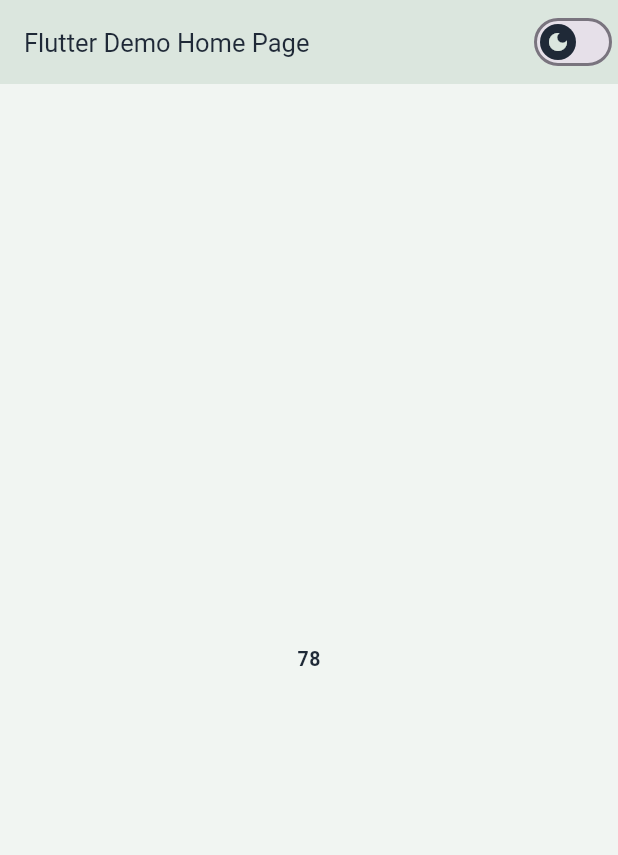
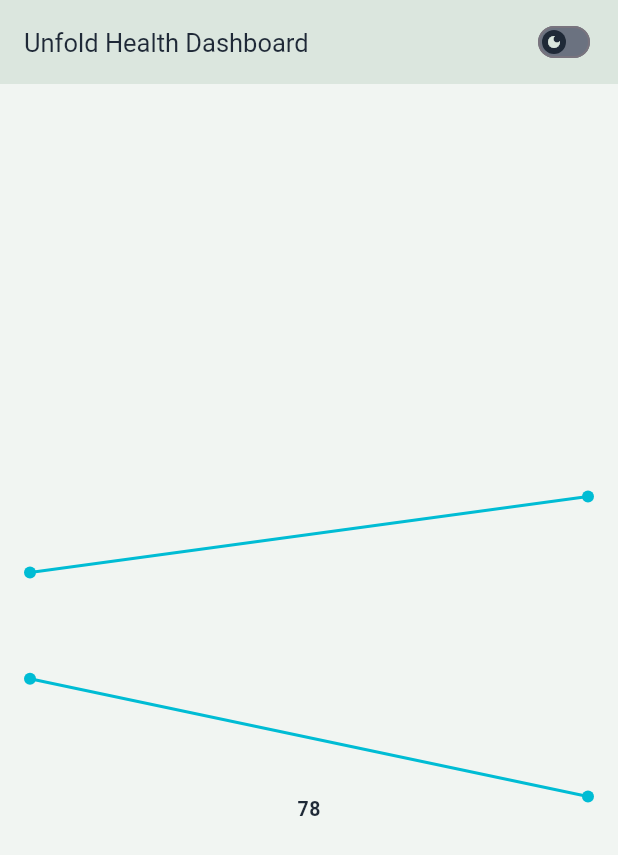
Before and after one commit to maroafenogho/unfold_dash, a Flutter app: the screen it shows after launch, on a phone screen of 412 x 824 dp. Shown: the top 855 px of the screen. Run offline on Flutter 3.47's test engine with Material 3 defaults, Android fonts, the phone set to English and light mode, and no system bars; drawn by our look-alikes of fl_chart; our stand-ins replace shared_preferences; project files that could hold a hidden picture were left out.

Commit message:
Chart setup

```diff
--- /dev/null
+++ b/lib/app/app.dart
@@ -0,0 +1,23 @@
+import 'package:flutter/material.dart';
+import 'package:unfold_dash/src/features/dashboard/presentation/screens/dashboard.dart';
+import 'package:unfold_dash/src/shared/shared.dart';
+
+class MyApp extends StatelessWidget {
+  const MyApp({super.key});
+
+  // This widget is the root of your application.
+  @override
+  Widget build(BuildContext context) {
+    return ListenableBuilder(
+      listenable: appThemeModeNotifier,
+      builder: (context, child) => MaterialApp(
+        title: 'Unfold Health',
+        debugShowCheckedModeBanner: false,
+        themeMode: appThemeModeNotifier.themeMode,
+        darkTheme: ThemeData(extensions: [AppThemeData.darkMode()]),
+        theme: ThemeData(extensions: [AppThemeData.lightMode()]),
+        home: const MyHomePage(title: 'Unfold Health Dashboard'),
+      ),
+    );
+  }
+}
--- a/lib/main.dart
+++ b/lib/main.dart
@@ -1,112 +1,9 @@
 import 'package:flutter/material.dart';
-import 'package:unfold_dash/src/features/dashboard/application/dashboard_notifier.dart';
+import 'package:unfold_dash/app/app.dart';
 import 'package:unfold_dash/src/shared/shared.dart';
-import 'package:unfold_dash/src/shared/theme/theme_data.dart';
-import 'package:unfold_dash/src/shared/theme/theme_mode.dart';
-import 'package:unfold_dash/src/shared/theme/typography/typography.dart';
-import 'package:unfold_dash/src/shared/view_model/base_ui_state.dart';
 
-void main()async {
+void main() async {
   WidgetsFlutterBinding.ensureInitialized();
   await PrefsService.initialise();
   runApp(const MyApp());
 }
-
-class MyApp extends StatelessWidget {
-  const MyApp({super.key});
-
-  // This widget is the root of your application.
-  @override
-  Widget build(BuildContext context) {
-    return ListenableBuilder(
-      listenable: appThemeModeNotifier,
-      builder:(context, child) =>  MaterialApp(
-        title: 'Flutter Demo',
-        debugShowCheckedModeBanner: false,
-        themeMode: appThemeModeNotifier.themeMode,
-        darkTheme:ThemeData(extensions: [AppThemeData.darkMode()]),
-        theme: ThemeData(
-         extensions: [AppThemeData.lightMode()]),
-        home: const MyHomePage(title: 'Flutter Demo Home Page'),
-      ),
-    );
-  }
-}
-
-class MyHomePage extends StatefulWidget {
-  const MyHomePage({super.key, required this.title});
-
-  final String title;
-
-  @override
-  State<MyHomePage> createState() => _MyHomePageState();
-}
-
-class _MyHomePageState extends State<MyHomePage> {
-
-  @override
-  void initState() {
-    super.initState();
-    WidgetsFlutterBinding.ensureInitialized().addPostFrameCallback((_){
-      dashNotifier.getBioData();
-    });
-  }
-  @override
-  Widget build(BuildContext context) {
-    return Scaffold(
-      backgroundColor: context.colorScheme.background,
-      appBar: AppBar(
-        backgroundColor: context.colorScheme.surface,
-        title: Text(widget.title, style: context.typography.paragraph.p1,),
-        actions: [
-          Switch(
-            activeTrackColor: context.colorScheme.secondary,
-            thumbColor: WidgetStateColor.resolveWith((states) => context.colorScheme.textPrimary),
-            thumbIcon:  WidgetStateProperty.resolveWith<Icon?>((Set<WidgetState> states) {
-
-      if (states.contains(WidgetState.selected)) {
-      return  Icon(Icons.light_mode, color: context.colorScheme.surface,);
-    }else{
-
-      return  Icon(Icons.dark_mode, color: context.colorScheme.surface,);
-    }
-
-  }),
-            value: appThemeModeNotifier.isDark, onChanged: (value){
-              if(value){
-                appThemeModeNotifier.setThemeMode(AppThemeModeEnum.dark);
-                return;
-              }
-                appThemeModeNotifier.setThemeMode(AppThemeModeEnum.light);
-
-          })
-        ],
-      ),
-      body: ListenableBuilder(
-            listenable: dashNotifier,
-            builder:(context, child) =>  Center(
-              child: Column(
-                mainAxisAlignment: MainAxisAlignment.center,
-                children: <Widget>[
-                  switch (dashNotifier.state.biometricsUiState) {
-                    LoadingState(data: final data) => Column(
-                      children: [
-                        if (data != null) Text('${data.first.sleepScore}', style: context.typography.paragraph.p3),
-                        CircularProgressIndicator(),
-                      ],
-                    ),
-                    SuccessState(result: final data) => Text(
-                      '${data.first.sleepScore}', style: context.typography.paragraph.p3.bold
-                    ),
-                    _ => Text('Could not fetch data.\n Please try again', style: context.typography.paragraph.p3,),
-                  },
-
-                ],
-              ),
-            ),
-
-
-      ),
-    );
-  }
-}
--- a/lib/src/features/dashboard/domain/dtos/response/biometrics_point.dart
+++ b/lib/src/features/dashboard/domain/dtos/response/biometrics_point.dart
@@ -1,11 +1,11 @@
-import 'package:unfold_dash/src/shared/typedefs.dart' show Json;
+import 'package:unfold_dash/src/shared/shared.dart';
 
 class BiometricsPoint {
   final num hrv;
   final num rhr;
   final int steps;
   final num sleepScore;
-  final String date;
+  final Option<DateTime> date;
 
   BiometricsPoint({
     required this.hrv,
@@ -20,6 +20,6 @@ class BiometricsPoint {
     rhr: json['rhr'] ?? 0,
     steps: json['steps'] ?? 0,
     sleepScore: json['sleepScore'] ?? 0,
-    date: json['date'] ?? '',
+    date: Option.fromNullable(DateTime.tryParse(json['date'] ?? '')),
   );
 }
--- /dev/null
+++ b/lib/src/features/dashboard/presentation/screens/dashboard.dart
@@ -0,0 +1,200 @@
+import 'package:fl_chart/fl_chart.dart';
+import 'package:flutter/material.dart';
+import 'package:unfold_dash/src/features/dashboard/application/dashboard_notifier.dart';
+import 'package:unfold_dash/src/features/dashboard/presentation/widgets/theme_switcher.dart';
+import 'package:unfold_dash/src/shared/shared.dart';
+
+class MyHomePage extends StatefulWidget {
+  const MyHomePage({super.key, required this.title});
+
+  final String title;
+
+  @override
+  State<MyHomePage> createState() => _MyHomePageState();
+}
+
+class _MyHomePageState extends State<MyHomePage> {
+  @override
+  void initState() {
+    super.initState();
+    WidgetsFlutterBinding.ensureInitialized().addPostFrameCallback((_) {
+      dashNotifier.getBioData();
+    });
+  }
+
+  @override
+  Widget build(BuildContext context) {
+    return Scaffold(
+      backgroundColor: context.colorScheme.background,
+      appBar: AppBar(
+        backgroundColor: context.colorScheme.surface,
+        title: Text(widget.title, style: context.typography.paragraph.p1),
+        actionsPadding: AppConstants.mediumSpace.hEdgeInsets,
+        actions: [const ThemeModeSwitcher()],
+      ),
+      body: Padding(
+        padding: AppConstants.mediumSpaceM.allEdgeInsets,
+        child: ListenableBuilder(
+          listenable: dashNotifier,
+          builder: (context, child) => Center(
+            child: Column(
+              mainAxisAlignment: MainAxisAlignment.center,
+              children: <Widget>[
+                switch (dashNotifier.state.biometricsUiState) {
+                  LoadingState(data: final data) => Column(
+                    children: [
+                      if (data != null)
+                        Text(
+                          '${data.first.sleepScore}',
+                          style: context.typography.paragraph.p3,
+                        ),
+                      ChartLoader(
+                        colors: [
+                          context.colorScheme.surface,
+                          context.colorScheme.textSecondary,
+                          context.colorScheme.textPrimary,
+                        ],
+                      ),
+                    ],
+                  ),
+                  SuccessState(result: final data) => Column(
+                    children: [
+                      SizedBox(
+                        height: 200,
+                        child: LineChart(
+                          LineChartData(
+                            borderData: FlBorderData(show: false),
+                            gridData: FlGridData(show: false),
+                            titlesData: FlTitlesData(show: false),
+                            clipData: FlClipData.horizontal(),
+                            minX: data.first.date.fold(
+                              () => 0,
+                              (value) =>
+                                  value.millisecondsSinceEpoch.toDouble(),
+                            ),
+                            lineTouchData: LineTouchData(
+                              touchTooltipData: LineTouchTooltipData(
+                                maxContentWidth: 200,
+                                fitInsideVertically: true,
+                                fitInsideHorizontally: true,
+                                showOnTopOfTheChartBoxArea: true,
+                                getTooltipItems: (touchedSpots) {
+                                  return touchedSpots
+                                      .map(
+                                        (e) => LineTooltipItem(
+                                          e
+                                              .x
+                                              .dateFrimMilliseconds
+                                              .toFormattedDate,
+                                          context.typography.paragraph.p4,
+                                          children: [
+                                            TextSpan(text: '\nHRV: ${e.y}'),
+                                          ],
+                                        ),
+                                      )
+                                      .toList();
+                                },
+                              ),
+                            ),
+                            lineBarsData: [
+                              LineChartBarData(
+                                preventCurveOverShooting: true,
+
+                                spots: data
+                                    .map(
+                                      (e) => FlSpot(
+                                        e.date.fold(
+                                          () => 0,
+                                          (value) => value
+                                              .millisecondsSinceEpoch
+                                              .toDouble(),
+                                        ),
+                                        e.hrv.toDouble(),
+                                      ),
+                                    )
+                                    .toList(),
+                              ),
+                              LineChartBarData(
+                                preventCurveOverShooting: true,
+
+                                spots: data
+                                    .map(
+                                      (e) => FlSpot(
+                                        e.date.fold(
+                                          () => 0,
+                                          (value) => value
+                                              .millisecondsSinceEpoch
+                                              .toDouble(),
+                                        ),
+                                        e.rhr.toDouble(),
+                                      ),
+                                    )
+                                    .toList(),
+                              ),
+                            ],
+                          ),
+                        ),
+                      ),
+                      Text(
+                        '${data.first.sleepScore}',
+                        style: context.typography.paragraph.p3.bold,
+                      ),
+                    ],
+                  ),
+                  _ => Text(
+                    'Could not fetch data.\n Please try again',
+                    style: context.typography.paragraph.p3,
+                  ),
+                },
+              ],
+            ),
+          ),
+        ),
+      ),
+    );
+  }
+}
+
+class ChartLoader extends StatelessWidget {
+  const ChartLoader({super.key, required this.colors});
+  final List<Color> colors;
+
+  @override
+  Widget build(BuildContext context) {
+    return Container(
+      decoration: BoxDecoration(
+        border: Border(
+          left: BorderSide(color: context.colorScheme.textPrimary),
+          bottom: BorderSide(color: context.colorScheme.textPrimary),
+        ),
+      ),
+      padding: AppConstants.mediumSpace.allEdgeInsets,
+      child: Column(
+        crossAxisAlignment: CrossAxisAlignment.start,
+        spacing: AppConstants.smallSpace,
+        children: [
+          AppShimmer(
+            width: 100,
+            height: AppConstants.smallSpace,
+            colors: colors,
+          ),
+          AppShimmer(
+            width: 150,
+            height: AppConstants.smallSpace,
+            colors: colors,
+          ),
+          AppShimmer(
+            width: 200,
+            height: AppConstants.smallSpace,
+            colors: colors,
+          ),
+          AppShimmer(
+            width: 150,
+            height: AppConstants.smallSpace,
+            colors: colors,
+          ),
+        ],
+      ),
+    );
+  }
+}
--- /dev/null
+++ b/lib/src/features/dashboard/presentation/widgets/theme_switcher.dart
@@ -0,0 +1,42 @@
+import 'package:flutter/material.dart';
+import 'package:unfold_dash/src/shared/shared.dart';
+
+class ThemeModeSwitcher extends StatelessWidget {
+  const ThemeModeSwitcher({super.key});
+
+  @override
+  Widget build(BuildContext context) {
+    return SizedBox(
+      height: AppConstants.bigSpace,
+      // width: AppConstants.bigSpaceM.aw,
+      child: FittedBox(
+        child: Switch(
+          // activeTrackColor: context.colorScheme.secondary,
+          trackColor: WidgetStateColor.resolveWith(
+            (states) => context.colorScheme.textSecondary,
+          ),
+          thumbColor: WidgetStateColor.resolveWith(
+            (states) => context.colorScheme.textPrimary,
+          ),
+          thumbIcon: WidgetStateProperty.resolveWith<Icon?>((
+            Set<WidgetState> states,
+          ) {
+            if (states.contains(WidgetState.selected)) {
+              return Icon(Icons.light_mode, color: context.colorScheme.surface);
+            } else {
+              return Icon(Icons.dark_mode, color: context.colorScheme.surface);
+            }
+          }),
+          value: appThemeModeNotifier.isDark,
+          onChanged: (value) {
+            if (value) {
+              appThemeModeNotifier.setThemeMode(AppThemeModeEnum.dark);
+              return;
+            }
+            appThemeModeNotifier.setThemeMode(AppThemeModeEnum.light);
+          },
+        ),
+      ),
+    );
+  }
+}
--- a/lib/src/shared/shared.dart
+++ b/lib/src/shared/shared.dart
@@ -6,3 +6,5 @@ export 'services/services.dart';
 export 'constants.dart';
 export 'extensions.dart';
 export 'widgets/widgets.dart';
+export 'view_model/base_ui_state.dart';
+export 'theme/theme.dart';
--- a/lib/src/shared/theme/colors/colorscheme.dart
+++ b/lib/src/shared/theme/colors/colorscheme.dart
@@ -25,8 +25,8 @@ class AppColorScheme extends ThemeExtension<AppColorScheme> {
     : this(
         secondary: const Color(0xff4a90e2),
         success: const Color(0xff359834),
-        background: const Color(0xff212738),
-        surface: const Color(0xff1e293b),
+        background: const Color(0xff12161f),
+        surface: const Color(0xff212738),
         textPrimary: const Color(0xfff1f5f9),
         textSecondary: const Color(0xff94a3b8),
         error: const Color(0xfff87171),
--- /dev/null
+++ b/lib/src/shared/theme/theme.dart
@@ -0,0 +1,3 @@
+export 'theme_data.dart';
+export 'theme_mode.dart';
+export 'typography/typography.dart';
--- a/pubspec.yaml
+++ b/pubspec.yaml
@@ -35,6 +35,8 @@ dependencies:
   # Use with the CupertinoIcons class for iOS style icons.
   cupertino_icons: ^1.0.8
   shared_preferences: ^2.5.3
+  fl_chart: ^1.1.1
+  intl: ^0.20.2
 
 dev_dependencies:
   flutter_test:
```
Also changed, not shown: lib/src/shared/extensions.dart (+8 -0 lines), lib/src/shared/widgets/loaders/shimmer_container.dart (+9 -34 lines), lib/src/shared/widgets/utility/container_wrapper.dart (+4 -4 lines), pubspec.lock, 7 other files.
